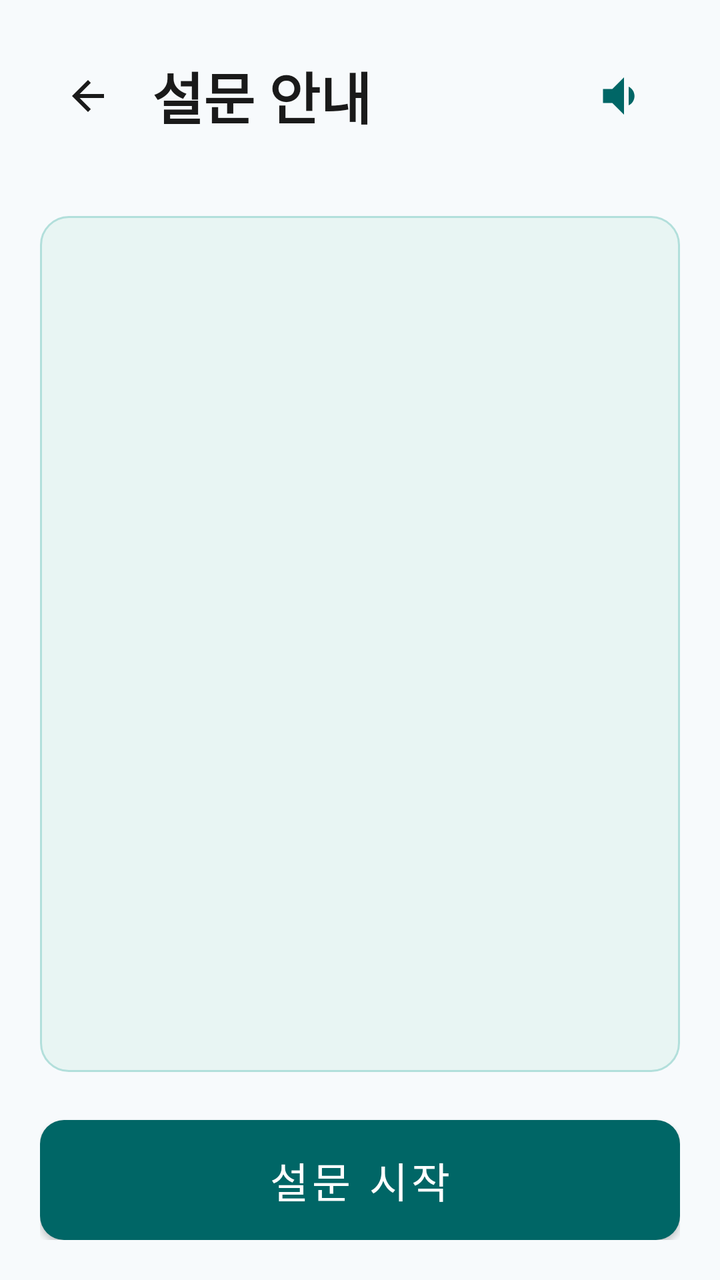
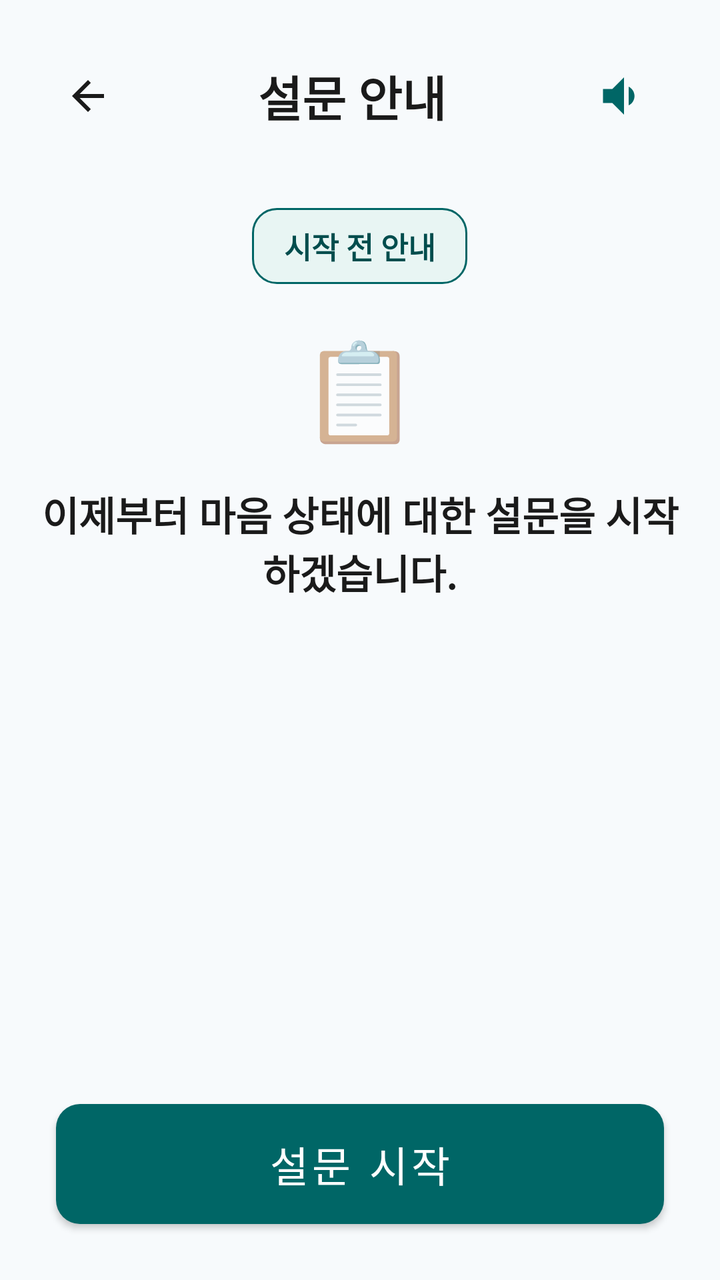

Two renders of the same Android screen: before a commit and after it. Below are the layout's source before the change and the commit's diff.
<!-- AndroidManifest.xml: application theme Theme.TMind -->
<!-- res/layout/activity_ema_intro.xml -->
<?xml version="1.0" encoding="utf-8"?>
<LinearLayout xmlns:android="http://schemas.android.com/apk/res/android"
    android:layout_width="match_parent"
    android:layout_height="match_parent"
    android:background="@color/bg_senior"
    android:orientation="vertical"
    android:padding="20dp">

    <LinearLayout
        android:layout_width="match_parent"
        android:layout_height="wrap_content"
        android:gravity="center_vertical">
        <ImageButton
            android:id="@+id/btnBack"
            android:layout_width="48dp"
            android:layout_height="48dp"
            android:background="?attr/selectableItemBackgroundBorderless"
            android:contentDescription="@string/prev"
            android:src="@drawable/ic_back" />
        <TextView
            android:id="@+id/tvTitle"
            style="@style/SeniorTitle"
            android:layout_width="0dp"
            android:layout_height="wrap_content"
            android:layout_marginStart="8dp"
            android:layout_weight="1"
            android:text="@string/ema_intro_title" />
        <ImageButton
            android:id="@+id/btnTts"
            android:layout_width="56dp"
            android:layout_height="56dp"
            android:background="?attr/selectableItemBackgroundBorderless"
            android:contentDescription="@string/read_aloud"
            android:src="@drawable/ic_speaker" />
    </LinearLayout>

    <TextView
        android:id="@+id/tvIntro"
        style="@style/SeniorBody"
        android:layout_width="match_parent"
        android:layout_height="0dp"
        android:layout_marginTop="32dp"
        android:layout_weight="1"
        android:background="@drawable/bg_info_box"
        android:lineSpacingExtra="6dp"
        android:padding="20dp"
        android:textSize="20sp" />

    <Button
        android:id="@+id/btnStart"
        style="@style/SeniorButton"
        android:layout_width="match_parent"
        android:layout_height="60dp"
        android:layout_marginTop="24dp"
        android:background="@drawable/bg_btn_primary"
        android:text="@string/ema_intro_start"
        android:textColor="@color/white" />
</LinearLayout>
<!-- resources referenced by this layout -->
<resources>
  <color name="bg_senior">#F7FAFC</color>
  <color name="white">#FFFFFFFF</color>
  <!-- drawable bg_btn_primary (drawable) -->
  <?xml version="1.0" encoding="utf-8"?>
  <shape xmlns:android="http://schemas.android.com/apk/res/android">
      <solid android:color="@color/teal_primary"/>
      <corners android:radius="12dp"/>
  </shape>
  <!-- drawable bg_info_box (drawable) -->
  <?xml version="1.0" encoding="utf-8"?>
  <shape xmlns:android="http://schemas.android.com/apk/res/android">
      <solid android:color="#E8F5F3" />
      <corners android:radius="14dp" />
      <stroke android:width="1dp" android:color="#B2DFDB" />
  </shape>
  <!-- drawable ic_back (drawable) -->
  <vector xmlns:android="http://schemas.android.com/apk/res/android"
      android:width="24dp"
      android:height="24dp"
      android:viewportWidth="24"
      android:viewportHeight="24">
      <path android:fillColor="#1A1A1A" android:pathData="M20,11H7.83l5.59,-5.59L12,4l-8,8 8,8 1.41,-1.41L7.83,13H20v-2z"/>
  </vector>
  <!-- drawable ic_speaker (drawable) -->
  <vector xmlns:android="http://schemas.android.com/apk/res/android"
      android:width="28dp"
      android:height="28dp"
      android:viewportWidth="24"
      android:viewportHeight="24">
      <path android:fillColor="#006666" android:pathData="M3,9v6h4l5,5V4L7,9H3zM16.5,12c0,-1.77 -1.02,-3.29 -2.5,-4.03v8.05c1.48,-0.73 2.5,-2.25 2.5,-4.02z"/>
  </vector>
  <string name="ema_intro_start">설문 시작</string>
  <string name="ema_intro_title">설문 안내</string>
  <string name="prev">이전</string>
  <string name="read_aloud">읽어주기</string>
  <style name="SeniorBody">
          <item name="android:textSize">21sp</item>
          <item name="android:textColor">@color/black</item>
          <item name="android:lineSpacingMultiplier">1.5</item>
      </style>
  <style name="SeniorButton" parent="Widget.MaterialComponents.Button">
          <item name="android:minHeight">60dp</item>
          <item name="android:textSize">21sp</item>
          <item name="android:insetTop">0dp</item>
          <item name="android:insetBottom">0dp</item>
          <item name="cornerRadius">14dp</item>
          <item name="backgroundTint">@null</item>
          <item name="android:textAllCaps">false</item>
      </style>
  <style name="SeniorTitle">
          <item name="android:textSize">28sp</item>
          <item name="android:textColor">@color/black</item>
          <item name="android:textStyle">bold</item>
          <item name="android:lineSpacingMultiplier">1.45</item>
      </style>
  <style name="Theme.TMind" parent="Theme.MaterialComponents.Light.NoActionBar">
          <item name="colorPrimary">@color/teal_primary</item>
          <item name="colorPrimaryVariant">@color/teal_dark</item>
          <item name="colorOnPrimary">@color/white</item>
          <item name="android:statusBarColor">@color/bg_senior</item>
          <item name="android:navigationBarColor">@color/bg_senior</item>
          <item name="android:windowLightStatusBar">true</item>
          <item name="android:windowLightNavigationBar">true</item>
          <item name="android:fontFamily">sans-serif-medium</item>
          <item name="materialButtonStyle">@style/SeniorButton</item>
      </style>
  <color name="teal_primary">#006666</color>
  <color name="black">#FF1A1A1A</color>
  <color name="teal_dark">#004D4D</color>
</resources>

<!-- the commit's change to res/layout/activity_ema_intro.xml (unified diff, before → after) -->
@@ -15,43 +15,77 @@
             android:layout_width="48dp"
             android:layout_height="48dp"
             android:background="?attr/selectableItemBackgroundBorderless"
-            android:contentDescription="@string/prev"
             android:src="@drawable/ic_back" />
         <TextView
             android:id="@+id/tvTitle"
             style="@style/SeniorTitle"
             android:layout_width="0dp"
             android:layout_height="wrap_content"
-            android:layout_marginStart="8dp"
             android:layout_weight="1"
-            android:text="@string/ema_intro_title" />
+            android:gravity="center"
+            android:text="@string/ema_intro_title"
+            android:textSize="24sp" />
         <ImageButton
             android:id="@+id/btnTts"
             android:layout_width="56dp"
             android:layout_height="56dp"
             android:background="?attr/selectableItemBackgroundBorderless"
-            android:contentDescription="@string/read_aloud"
             android:src="@drawable/ic_speaker" />
     </LinearLayout>
+
+    <TextView
+        android:layout_width="wrap_content"
+        android:layout_height="wrap_content"
+        android:layout_gravity="center_horizontal"
+        android:layout_marginTop="28dp"
+        android:background="@drawable/bg_session_chip"
+        android:paddingStart="16dp"
+        android:paddingTop="8dp"
+        android:paddingEnd="16dp"
+        android:paddingBottom="8dp"
+        android:text="@string/ema_intro_tag"
+        android:textColor="@color/teal_dark"
+        android:textSize="15sp"
+        android:textStyle="bold" />
+
+    <TextView
+        android:layout_width="wrap_content"
+        android:layout_height="wrap_content"
+        android:layout_gravity="center_horizontal"
+        android:layout_marginTop="20dp"
+        android:text="📋"
+        android:textSize="48sp" />
+
+    <TextView
+        android:id="@+id/tvLead"
+        android:layout_width="match_parent"
+        android:layout_height="wrap_content"
+        android:layout_marginTop="16dp"
+        android:gravity="center"
+        android:text="@string/ema_intro_lead"
+        android:textColor="@color/black"
+        android:textSize="20sp"
+        android:textStyle="bold" />
 
     <TextView
         android:id="@+id/tvIntro"
         style="@style/SeniorBody"
         android:layout_width="match_parent"
         android:layout_height="0dp"
-        android:layout_marginTop="32dp"
+        android:layout_marginTop="16dp"
         android:layout_weight="1"
-        android:background="@drawable/bg_info_box"
+        android:gravity="center_horizontal"
         android:lineSpacingExtra="6dp"
-        android:padding="20dp"
-        android:textSize="20sp" />
+        android:textSize="18sp" />
 
     <Button
         android:id="@+id/btnStart"
         style="@style/SeniorButton"
         android:layout_width="match_parent"
         android:layout_height="60dp"
-        android:layout_marginTop="24dp"
+        android:layout_marginStart="8dp"
+        android:layout_marginEnd="8dp"
+        android:layout_marginBottom="8dp"
         android:background="@drawable/bg_btn_primary"
         android:text="@string/ema_intro_start"
         android:textColor="@color/white" />
<!-- resource entries referenced after the edit -->
@@ -8,12 +8,12 @@
       <solid android:color="@color/teal_primary"/>
       <corners android:radius="12dp"/>
   </shape>
-  <!-- drawable bg_info_box (drawable) -->
+  <!-- drawable bg_session_chip (drawable) -->
   <?xml version="1.0" encoding="utf-8"?>
   <shape xmlns:android="http://schemas.android.com/apk/res/android">
-      <solid android:color="#E8F5F3" />
-      <corners android:radius="14dp" />
-      <stroke android:width="1dp" android:color="#B2DFDB" />
+      <solid android:color="@color/teal_light" />
+      <corners android:radius="12dp" />
+      <stroke android:width="1dp" android:color="@color/teal_primary" />
   </shape>
   <!-- drawable ic_back (drawable) -->
   <vector xmlns:android="http://schemas.android.com/apk/res/android"
@@ -31,10 +31,10 @@
       android:viewportHeight="24">
       <path android:fillColor="#006666" android:pathData="M3,9v6h4l5,5V4L7,9H3zM16.5,12c0,-1.77 -1.02,-3.29 -2.5,-4.03v8.05c1.48,-0.73 2.5,-2.25 2.5,-4.02z"/>
   </vector>
+  <string name="ema_intro_lead">이제부터 마음 상태에 대한 설문을 시작하겠습니다.</string>
   <string name="ema_intro_start">설문 시작</string>
+  <string name="ema_intro_tag">시작 전 안내</string>
   <string name="ema_intro_title">설문 안내</string>
-  <string name="prev">이전</string>
-  <string name="read_aloud">읽어주기</string>
   <style name="SeniorBody">
           <item name="android:textSize">21sp</item>
           <item name="android:textColor">@color/black</item>
@@ -67,6 +67,7 @@
           <item name="materialButtonStyle">@style/SeniorButton</item>
       </style>
   <color name="teal_primary">#006666</color>
+  <color name="teal_light">#E8F5F3</color>
   <color name="black">#FF1A1A1A</color>
   <color name="teal_dark">#004D4D</color>
 </resources>
